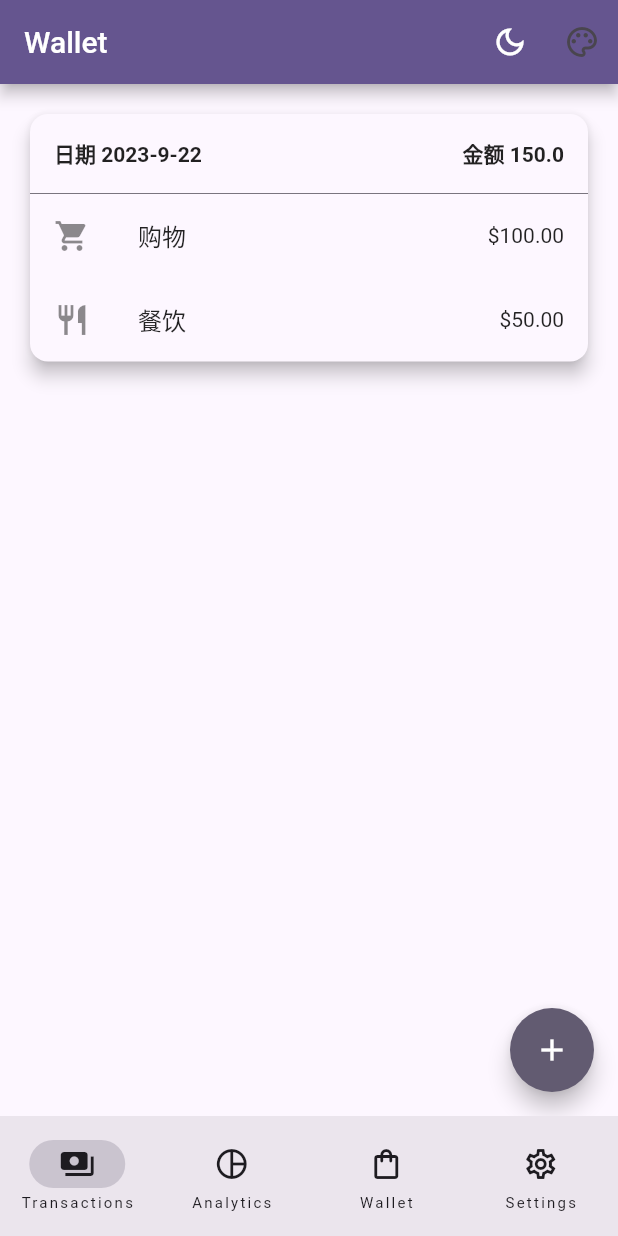
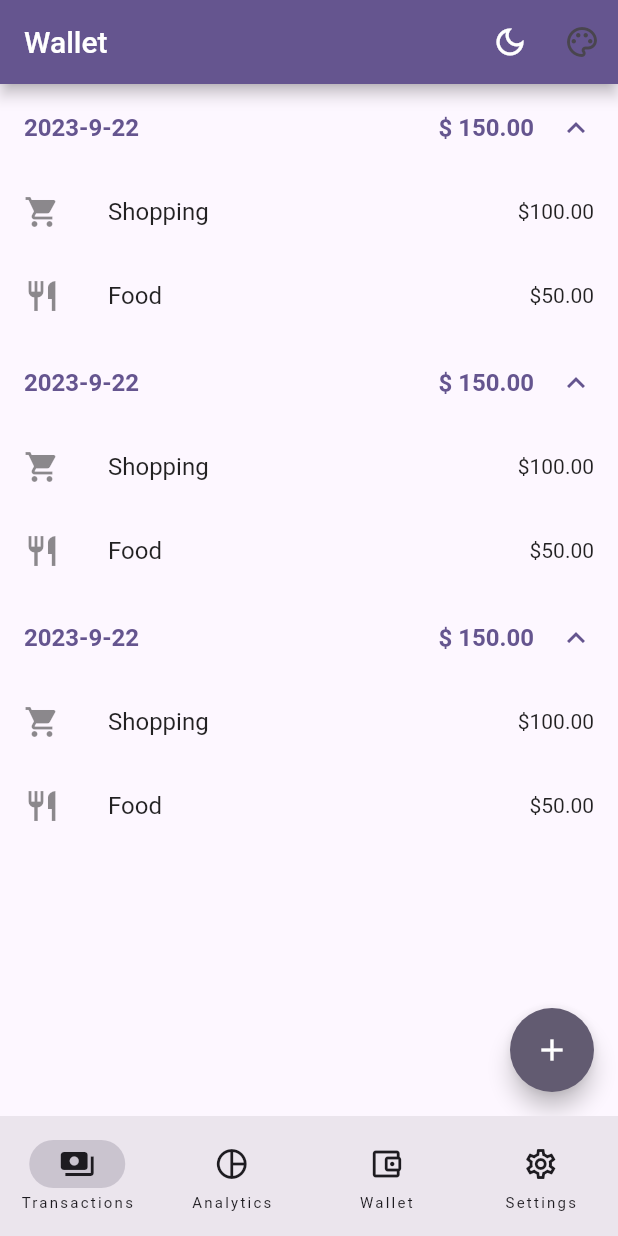
Before and after one commit to rayinfinite/wallet, a Flutter app: the screen it shows after launch, on a phone screen of 412 x 824 dp. Run offline on Flutter 3.47's test engine with Material 2 defaults, Android fonts, the phone set to English and light mode, and no system bars; our stand-ins replace fl_chart, shared_preferences; missing offline and left inert: graphic.

Commit message:
debug & build transaction page

```diff
--- a/lib/components/constants.dart
+++ b/lib/components/constants.dart
@@ -1,9 +1,3 @@
-// Copyright 2021 The Flutter team. All rights reserved.
-// Use of this source code is governed by a BSD-style license that can be
-// found in the LICENSE file.
-
-import 'package:flutter/material.dart';
-
 // NavigationRail shows if the screen width is greater or equal to
 // narrowScreenWidthThreshold; otherwise, NavigationBar is used for navigation.
 const double narrowScreenWidthThreshold = 450;
--- /dev/null
+++ b/lib/components/transaction_data.dart
@@ -0,0 +1,72 @@
+import 'package:flutter/material.dart';
+
+class DailyExpense {
+  List<ExpenseItem> expenseItems = [];
+  double totalExpenseAmount = 0.0;
+  DateTime date = DateTime.now();
+  String formattedDate = "";
+  bool isExpanded = true;
+
+  DailyExpense() {
+    expenseItems = [
+      ExpenseItem(id: 0, expenseAmount: 100.0),
+      ExpenseItem(id: 1, expenseAmount: 50.0),
+      // 添加更多的 ExpenseItem 对象
+    ];
+    totalExpenseAmount =
+        expenseItems.fold(0.0, (double previousValue, ExpenseItem item) {
+      return previousValue + item.expenseAmount;
+    });
+    date = expenseItems[0].date;
+    formattedDate = "${date.year}-${date.month}-${date.day}";
+  }
+}
+
+class ExpenseItem {
+  final int id;
+  final IconData icon;
+  final String expenseTitle;
+  final double expenseAmount;
+  final DateTime date;
+
+  ExpenseItem({
+    required this.id,
+    required this.expenseAmount,
+    DateTime? date,
+  })  : date = date ?? DateTime.now(),
+        icon = Catagory.icons[id]!,
+        expenseTitle = Catagory.names[id]!;
+}
+
+class Catagory {
+  Catagory();
+  static int positive = 0;
+  static int negative = -1;
+  static Map<int, String> names = {
+    0: "Shopping",
+    1: "Food",
+    2: "Transportation",
+    3: "Entertainment",
+    4: "Health",
+    5: "Others",
+  };
+  static Map<int, IconData> icons = {
+    0: Icons.shopping_cart,
+    1: Icons.restaurant,
+    2: Icons.directions_car,
+    3: Icons.movie,
+    4: Icons.local_hospital,
+    5: Icons.more_horiz,
+  };
+  static void add(bool isPositive, String name, IconData icon) {
+    if (isPositive) {
+      names[positive] = name;
+      icons[positive] = icon;
+      positive++;
+    } else {
+      names[negative] = name;
+      icons[negative] = icon;
+      negative--;
+    }
+  }
+}
--- a/lib/home.dart
+++ b/lib/home.dart
@@ -5,7 +5,6 @@ import 'package:wallet/views/wallet.dart';
 import 'views/charts.dart';
 import 'views/component_screen.dart';
 import 'components/constants.dart';
-import 'views/lineChart.dart';
 
 class Home extends StatefulWidget {
   const Home({
@@ -286,9 +285,9 @@ const List<NavigationDestination> appBarDestinations = [
   ),
   NavigationDestination(
     tooltip: '',
-    icon: Icon(Icons.shopping_bag_outlined),
+    icon: Icon(Icons.account_balance_wallet_outlined),
     label: 'Wallet',
-    selectedIcon: Icon(Icons.shopping_bag),
+    selectedIcon: Icon(Icons.account_balance_wallet),
   ),
   NavigationDestination(
     tooltip: '',
--- a/lib/views/transaction.dart
+++ b/lib/views/transaction.dart
@@ -1,5 +1,6 @@
 import 'package:flutter/material.dart';
 import 'package:wallet/components/input_sheet.dart';
+import 'package:wallet/components/transaction_data.dart';
 
 class Transaction extends StatefulWidget {
   const Transaction({Key? key}) : super(key: key);
@@ -9,74 +10,27 @@ class Transaction extends StatefulWidget {
 }
 
 class _TransactionState extends State<Transaction> {
-  String day = 'Today';
+  List<DailyExpense> dailyExpenseList = [
+    DailyExpense(),
+    DailyExpense(),
+    DailyExpense(),
+  ];
 
-  List<ExpenseItem> expenseItems = [];
-  double totalExpenseAmount = 0.0;
-
-  @override
-  void initState() {
-    super.initState();
-    expenseItems = [
-      ExpenseItem(
-          icon: Icons.shopping_cart, expenseTitle: '购物', expenseAmount: 100.0),
-      ExpenseItem(
-          icon: Icons.restaurant, expenseTitle: '餐饮', expenseAmount: 50.0),
-      // 添加更多的 ExpenseItem 对象
-    ];
-    totalExpenseAmount =
-        expenseItems.fold(0.0, (double previousValue, ExpenseItem item) {
-      return previousValue + item.expenseAmount;
-    });
-  }
-
-  String getCurrentDate() {
-    // 获取当前日期
-    DateTime now = DateTime.now();
-
-    // 使用DateFormat来格式化日期
-    String formattedDate = "${now.year}-${now.month}-${now.day}";
-
-    return formattedDate;
-  }
-
-  Widget card(BuildContext context) {
-    return Padding(
-      padding: const EdgeInsets.all(16.0), // 设置内边距
-      child: Card(
-        shape: RoundedRectangleBorder(
-          borderRadius: BorderRadius.circular(12.0),
-        ),
-        elevation: 5.0,
-        child: Column(
-          children: [
-            _buildTableHeader(),
-            const Divider(height: 0),
-            _buildTableBody(),
-          ],
-        ),
-      ),
+  Widget _buildTableHeader(DailyExpense daily) {
+    return Row(
+      mainAxisAlignment: MainAxisAlignment.spaceBetween,
+      children: [
+        Text(daily.formattedDate,
+            style: const TextStyle(fontWeight: FontWeight.bold)),
+        Text('\$ ${daily.totalExpenseAmount.toStringAsFixed(2)}',
+            style: const TextStyle(fontWeight: FontWeight.bold)),
+      ],
     );
   }
 
-  Widget _buildTableHeader() {
-    return Container(
-      padding: const EdgeInsets.all(16.0),
-      child: Row(
-        mainAxisAlignment: MainAxisAlignment.spaceBetween,
-        children: [
-          Text('日期 ${getCurrentDate()}',
-              style: const TextStyle(fontWeight: FontWeight.bold)),
-          Text('金额 $totalExpenseAmount',
-              style: const TextStyle(fontWeight: FontWeight.bold)),
-        ],
-      ),
-    );
-  }
-
-  Widget _buildTableBody() {
+  Widget _buildTableBody(DailyExpense daily) {
     return Column(
-      children: expenseItems.map((item) {
+      children: daily.expenseItems.map((item) {
         return ListTile(
           leading: Icon(item.icon),
           title: Text(item.expenseTitle),
@@ -92,27 +46,21 @@ class _TransactionState extends State<Transaction> {
       children: [
         ListView(
           children: [
-            card(context),
+            ...dailyExpenseList.map((daily) {
+              return Theme(
+                data: Theme.of(context)
+                    .copyWith(dividerColor: Colors.transparent),
+                child: ExpansionTile(
+                  initiallyExpanded: daily.isExpanded,
+                  title: _buildTableHeader(daily),
+                  children: [_buildTableBody(daily)],
+                ),
+              );
+            }).toList(),
           ],
         ),
-        const Positioned(
-          bottom: 16.0,
-          right: 16.0,
-          child: InputSheet(),
-        ),
+        const Positioned(bottom: 16, right: 16, child: InputSheet()),
       ],
     );
   }
 }
-
-class ExpenseItem {
-  final IconData icon;
-  final String expenseTitle;
-  final double expenseAmount;
-
-  ExpenseItem({
-    required this.icon,
-    required this.expenseTitle,
-    required this.expenseAmount,
-  });
-}
--- a/pubspec.yaml
+++ b/pubspec.yaml
@@ -37,6 +37,7 @@ dependencies:
   cupertino_icons: ^1.0.2
   fl_chart: ^0.63.0
   shared_preferences: ^2.2.1
+  graphic: ^2.2.0
 
 dev_dependencies:
   flutter_test:
```
Also changed, not shown: lib/components/linear_percent_indicator.dart (+8 -8 lines), lib/components/wave_progress.dart (+17 -17 lines), lib/views/charts.dart (+4 -4 lines), lib/views/line_chart.dart (renamed from lib/views/lineChart.dart, +4 -4 lines), lib/views/wallet.dart (+30 -63 lines), pubspec.lock, 3 other files.
